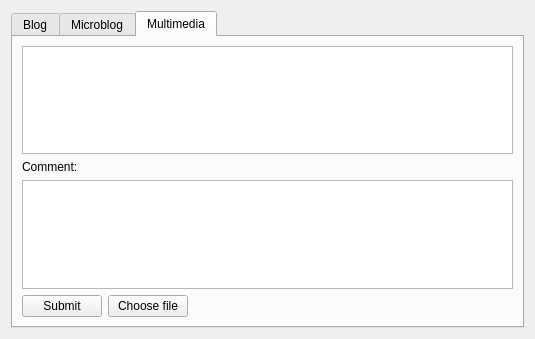
Huy-Nguyen-HCI/RocketBook, file gui/createpostgui.ui: the form before one commit.
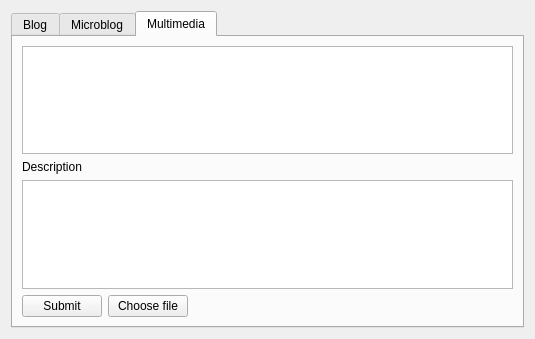
The form after the commit. The open tabs and pages were chosen to show the change.

The edit to the form file:
```diff
--- a/gui/createpostgui.ui
+++ b/gui/createpostgui.ui
@@ -129,7 +129,7 @@
        <item>
         <widget class="QLabel" name="label_2">
          <property name="text">
-          <string>Comment:</string>
+          <string>Description</string>
          </property>
         </widget>
        </item>
```
Left out of the diff: 2 changed lines with no effect on the pictures.
